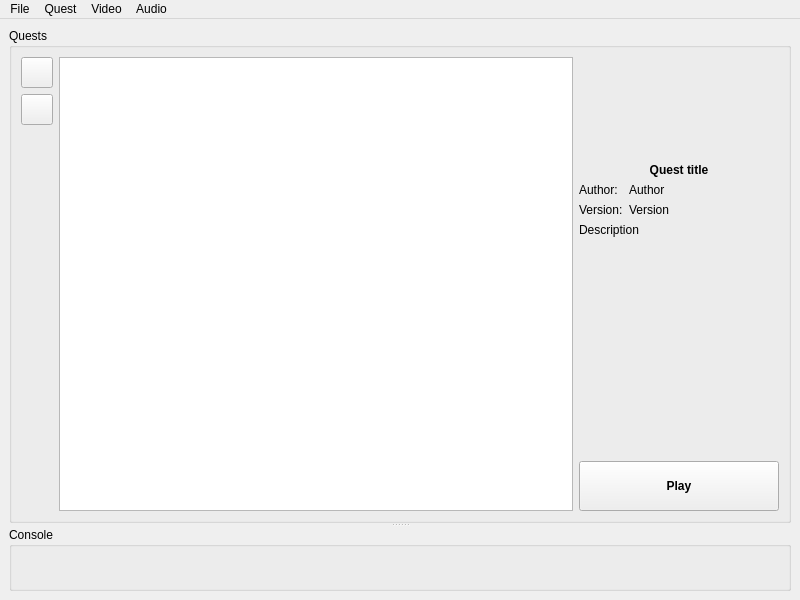
Qt form gui/src/main_window.ui (solarus-games/solarus) before a commit.
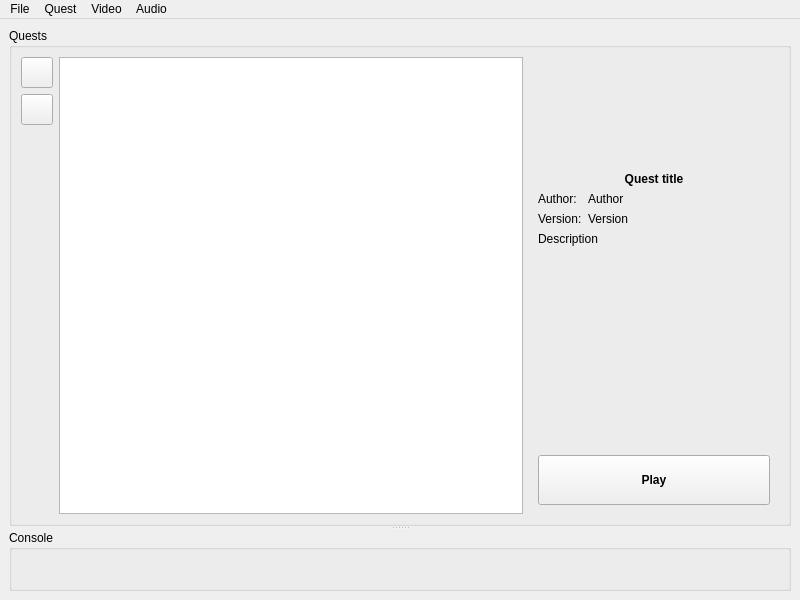
The same form after that commit. Icons and pictures are not drawn. Custom widgets are drawn as their Qt base class.

Commit message: Set a maximum size to the selected quest info panel

The edit to the form file:
```diff
--- a/gui/src/main_window.ui
+++ b/gui/src/main_window.ui
@@ -80,6 +80,19 @@
          <widget class="SolarusGui::QuestsView" name="quests_view"/>
         </item>
         <item>
+         <widget class="QWidget" name="quest_info_panel" native="true">
+          <property name="minimumSize">
+           <size>
+            <width>250</width>
+            <height>0</height>
+           </size>
+          </property>
+          <property name="maximumSize">
+           <size>
+            <width>250</width>
+            <height>16777215</height>
+           </size>
+          </property>
          <layout class="QVBoxLayout" name="verticalLayout_2">
           <item>
            <widget class="QLabel" name="quest_box_label">
@@ -153,6 +166,9 @@
             <property name="text">
              <string>Description</string>
             </property>
+             <property name="wordWrap">
+              <bool>true</bool>
+             </property>
            </widget>
           </item>
           <item>
@@ -192,6 +208,7 @@
            </widget>
           </item>
          </layout>
+         </widget>
         </item>
        </layout>
       </widget>
```
Lines whose indentation alone changed are shown as unchanged.
